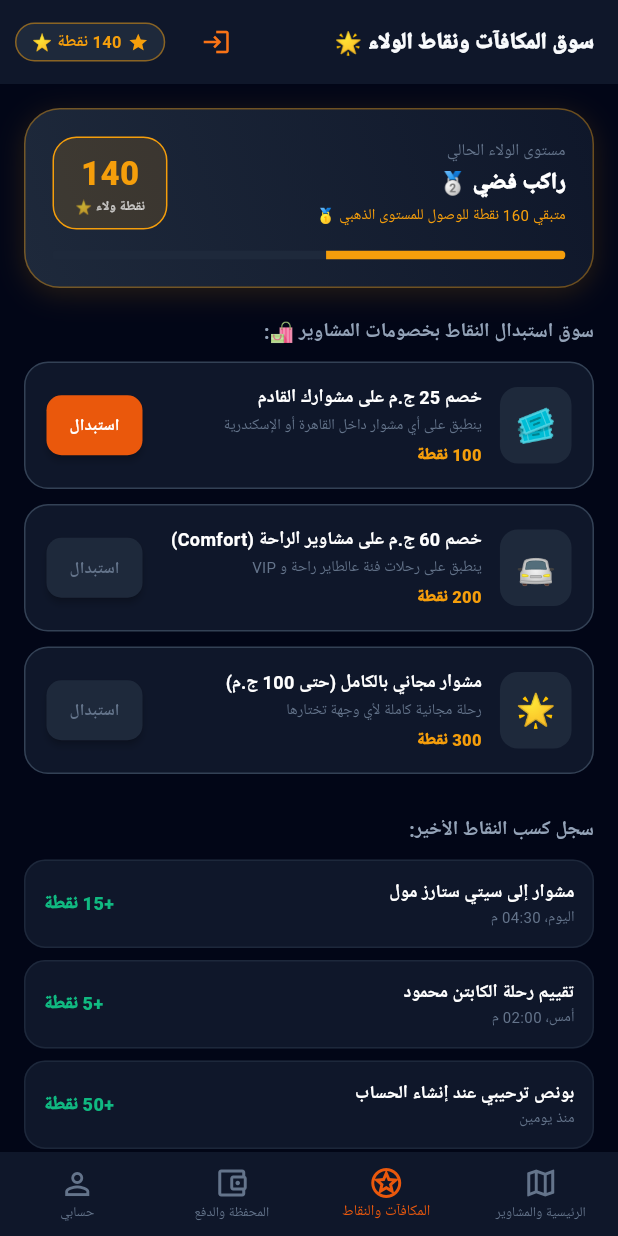
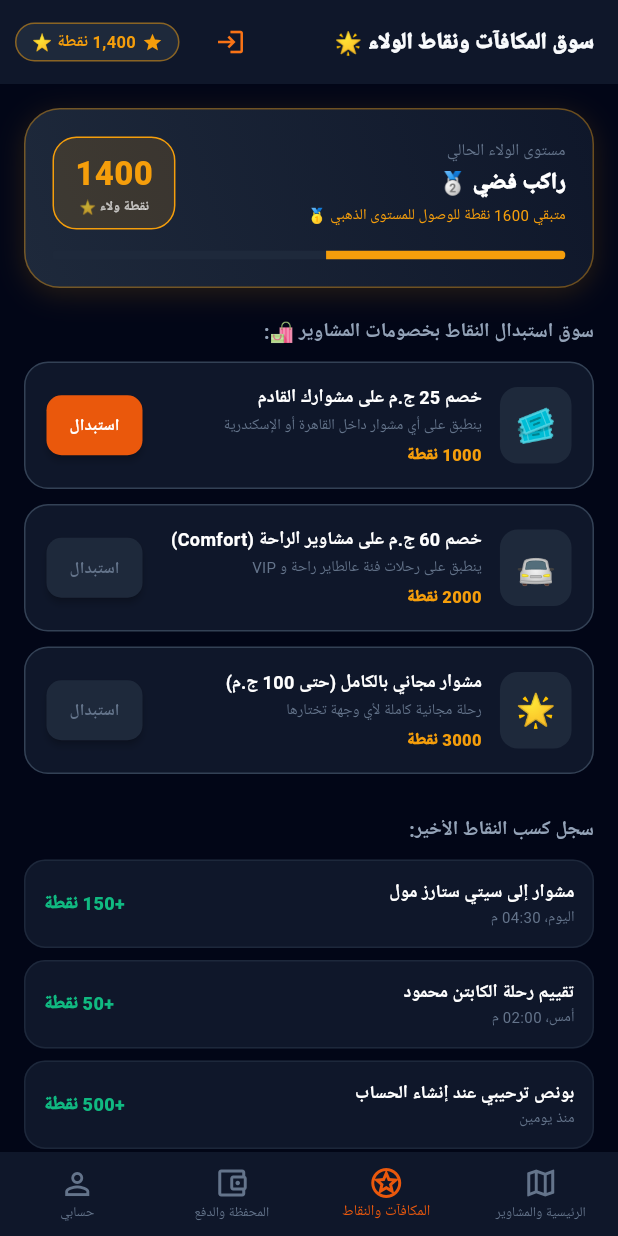
Before and after one commit to Hishamhanafy/altayer.app, a Flutter app: the screen it shows after launch, item 2 of the bottom bar chosen, on a phone screen of 412 x 824 dp. Run offline on Flutter 3.47's test engine with Material 3 defaults, Android fonts, the light colour scheme and no system bars; our stand-ins replace google_fonts; Roboto replaces fonts that are missing (Cairo).

Commit message:
feat(rider): scale loyalty rewards points to 1000, 2000, and 3000 tier system

```diff
--- a/mobile/apps/rider_app/lib/main.dart
+++ b/mobile/apps/rider_app/lib/main.dart
@@ -91,7 +91,7 @@ class _RiderMainHubScreenState extends State<RiderMainHubScreen> {
               children: [
                 Icon(Icons.star, color: AppColors.accentAmber, size: 14),
                 SizedBox(width: 4),
-                Text('140 نقطة ⭐', style: TextStyle(fontSize: 11, fontWeight: FontWeight.bold, color: AppColors.accentAmber)),
+                Text('1,400 نقطة ⭐', style: TextStyle(fontSize: 11, fontWeight: FontWeight.bold, color: AppColors.accentAmber)),
               ],
             ),
           ),
--- a/mobile/apps/rider_app/lib/models/rider_user_models.dart
+++ b/mobile/apps/rider_app/lib/models/rider_user_models.dart
@@ -37,11 +37,11 @@ extension LoyaltyTierExtension on LoyaltyTier {
       case LoyaltyTier.bronze:
         return 0;
       case LoyaltyTier.silver:
-        return 100;
+        return 1000;
       case LoyaltyTier.gold:
-        return 300;
+        return 3000;
       case LoyaltyTier.platinum:
-        return 600;
+        return 6000;
     }
   }
 }
--- a/mobile/apps/rider_app/lib/screens/auth/rider_register_screen.dart
+++ b/mobile/apps/rider_app/lib/screens/auth/rider_register_screen.dart
@@ -37,7 +37,7 @@ class _RiderRegisterScreenState extends State<RiderRegisterScreen> {
 
     ScaffoldMessenger.of(context).showSnackBar(
       const SnackBar(
-        content: Text('🎉 مرحباً بك في عالطاير! تم إضافة 50 نقطة ولاء مجانية إلى رصيدك 🎁'),
+        content: Text('🎉 مرحباً بك في عالطاير! تم إضافة 500 نقطة ولاء مجانية إلى رصيدك 🎁'),
         duration: Duration(seconds: 4),
       ),
     );
@@ -81,7 +81,7 @@ class _RiderRegisterScreenState extends State<RiderRegisterScreen> {
                         children: [
                           Text('هدية انضمامك لعائلتنا!', style: TextStyle(fontSize: 14, fontWeight: FontWeight.w900, color: Colors.white)),
                           SizedBox(height: 2),
-                          Text('كوبون خصم 50% على مشاويرك الأولى + 50 نقطة ولاء تضاف لمحفظتك فوراً.', style: TextStyle(fontSize: 11, color: Colors.white70)),
+                          Text('كوبون خصم 50% على مشاويرك الأولى + 500 نقطة ولاء تضاف لمحفظتك فوراً.', style: TextStyle(fontSize: 11, color: Colors.white70)),
                         ],
                       ),
                     ),
--- a/mobile/apps/rider_app/lib/screens/profile/rider_profile_screen.dart
+++ b/mobile/apps/rider_app/lib/screens/profile/rider_profile_screen.dart
@@ -112,7 +112,7 @@ class RiderProfileScreen extends StatelessWidget {
                   children: [
                     _buildSummaryStat('رصيد المحفظة', '120.00 ج', AppColors.primary),
                     Container(height: 24, width: 1, color: AppColors.border),
-                    _buildSummaryStat('نقاط الولاء', '140 نقطة ⭐', AppColors.accentAmber),
+                    _buildSummaryStat('نقاط الولاء', '1,400 نقطة ⭐', AppColors.accentAmber),
                     Container(height: 24, width: 1, color: AppColors.border),
                     _buildSummaryStat('كوبونات فعالة', '2 كوبون', AppColors.accentGreen),
                   ],
@@ -140,7 +140,7 @@ class RiderProfileScreen extends StatelessWidget {
             icon: Icons.stars,
             color: AppColors.accentAmber,
             title: 'سوق المكافآت ونقاط الولاء',
-            subtitle: 'استبدال 140 نقطة بخصومات على الرحلات',
+            subtitle: 'استبدال 1,400 نقطة بخصومات على الرحلات',
             onTap: () => Navigator.push(context, MaterialPageRoute(builder: (_) => const RiderRewardsShopScreen())),
           ),
 
--- a/mobile/apps/rider_app/lib/screens/rewards/rider_rewards_shop_screen.dart
+++ b/mobile/apps/rider_app/lib/screens/rewards/rider_rewards_shop_screen.dart
@@ -10,14 +10,14 @@ class RiderRewardsShopScreen extends StatefulWidget {
 }
 
 class _RiderRewardsShopScreenState extends State<RiderRewardsShopScreen> {
-  int _pointsBalance = 140;
+  int _pointsBalance = 1400;
 
   final List<RewardVoucherItem> _rewards = [
     RewardVoucherItem(
       id: 'R-1',
       title: 'خصم 25 ج.م على مشوارك القادم',
       description: 'ينطبق على أي مشوار داخل القاهرة أو الإسكندرية',
-      pointsCost: 100,
+      pointsCost: 1000,
       discountEgp: 25,
       icon: '🎟️',
     ),
@@ -25,7 +25,7 @@ class _RiderRewardsShopScreenState extends State<RiderRewardsShopScreen> {
       id: 'R-2',
       title: 'خصم 60 ج.م على مشاوير الراحة (Comfort)',
       description: 'ينطبق على رحلات فئة عالطاير راحة و VIP',
-      pointsCost: 200,
+      pointsCost: 2000,
       discountEgp: 60,
       icon: '🚘',
     ),
@@ -33,17 +33,17 @@ class _RiderRewardsShopScreenState extends State<RiderRewardsShopScreen> {
       id: 'R-3',
       title: 'مشوار مجاني بالكامل (حتى 100 ج.م)',
       description: 'رحلة مجانية كاملة لأي وجهة تختارها',
-      pointsCost: 300,
+      pointsCost: 3000,
       discountEgp: 100,
       icon: '🌟',
     ),
   ];
 
   final List<PointsHistoryItem> _history = const [
-    PointsHistoryItem(id: 'H-1', title: 'مشوار إلى سيتي ستارز مول', date: 'اليوم، 04:30 م', points: 15, isPositive: true),
-    PointsHistoryItem(id: 'H-2', title: 'تقييم رحلة الكابتن محمود', date: 'أمس، 02:00 م', points: 5, isPositive: true),
-    PointsHistoryItem(id: 'H-3', title: 'بونص ترحيبي عند إنشاء الحساب', date: 'منذ يومين', points: 50, isPositive: true),
-    PointsHistoryItem(id: 'H-4', title: 'دعوة صديق جديد (أحمد علي)', date: 'منذ أسبوع', points: 100, isPositive: true),
+    PointsHistoryItem(id: 'H-1', title: 'مشوار إلى سيتي ستارز مول', date: 'اليوم، 04:30 م', points: 150, isPositive: true),
+    PointsHistoryItem(id: 'H-2', title: 'تقييم رحلة الكابتن محمود', date: 'أمس، 02:00 م', points: 50, isPositive: true),
+    PointsHistoryItem(id: 'H-3', title: 'بونص ترحيبي عند إنشاء الحساب', date: 'منذ يومين', points: 500, isPositive: true),
+    PointsHistoryItem(id: 'H-4', title: 'دعوة صديق جديد (أحمد علي)', date: 'منذ أسبوع', points: 1000, isPositive: true),
   ];
 
   void _redeemReward(RewardVoucherItem reward) {
@@ -70,7 +70,7 @@ class _RiderRewardsShopScreenState extends State<RiderRewardsShopScreen> {
 
   @override
   Widget build(BuildContext context) {
-    const int nextTierTarget = 300;
+    const int nextTierTarget = 3000;
     final double tierProgress = _pointsBalance / nextTierTarget;
 
     return Scaffold(
```
